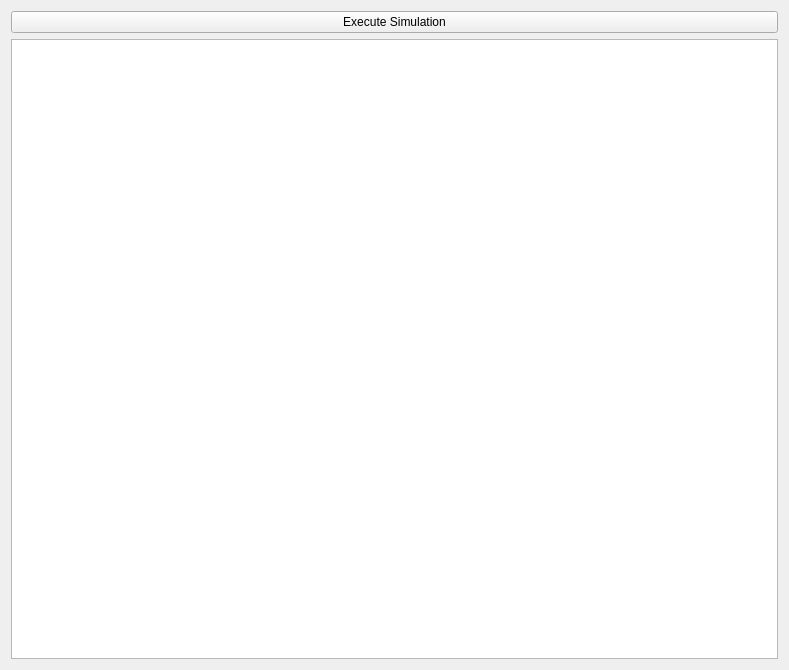
This is Simulation.ui in JaredVelasquez/TaskManager as Qt 5 draws it before an edit. The edited form follows.
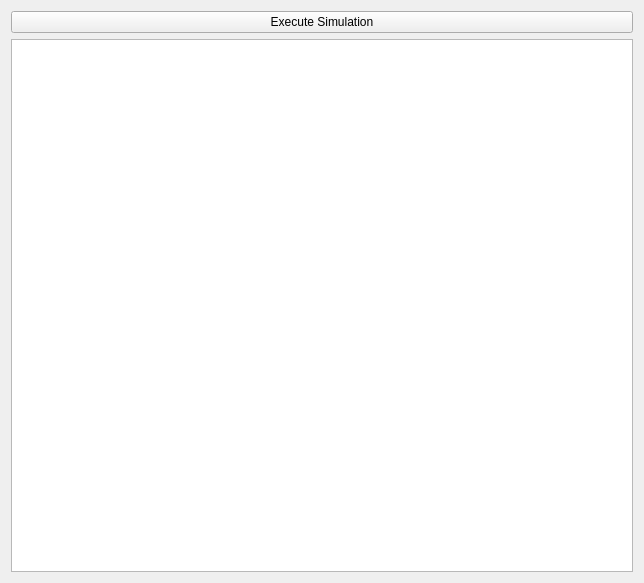
This is the edited form.

```diff
--- a/Simulation.ui
+++ b/Simulation.ui
@@ -6,8 +6,8 @@
    <rect>
     <x>0</x>
     <y>0</y>
-    <width>789</width>
-    <height>670</height>
+    <width>644</width>
+    <height>583</height>
    </rect>
   </property>
   <property name="windowTitle">
@@ -15,22 +15,14 @@
   </property>
   <layout class="QVBoxLayout" name="verticalLayout">
    <item>
-    <layout class="QHBoxLayout" name="horizontalLayout">
-     <item>
       <widget class="QPushButton" name="START">
        <property name="text">
         <string>Execute Simulation</string>
        </property>
       </widget>
      </item>
-    </layout>
-   </item>
    <item>
-    <layout class="QGridLayout" name="gridLayout_2">
-     <item row="0" column="0">
       <widget class="QTableWidget" name="tableWidget"/>
-     </item>
-    </layout>
    </item>
   </layout>
  </widget>
```
Lines whose indentation alone changed are shown as unchanged.
